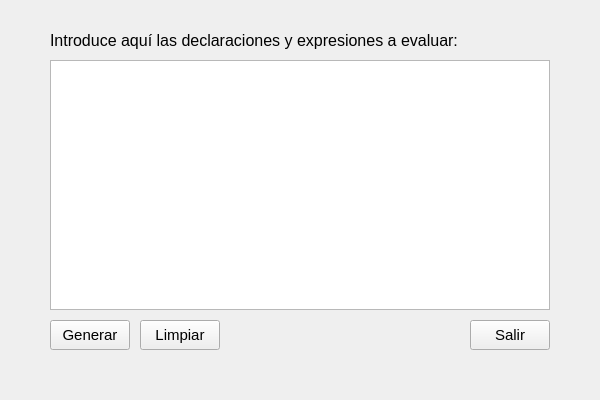
Old version of the form generararchivo.ui in the repository josearg150/AnalizadorSintactico.
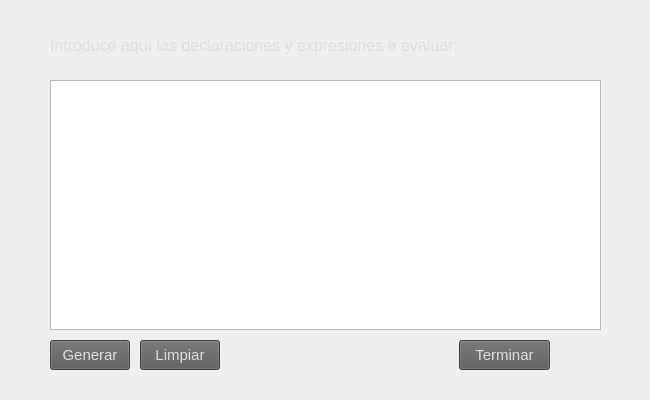
New version of the form.

Diff of the .ui file:
```diff
--- a/generararchivo.ui
+++ b/generararchivo.ui
@@ -6,7 +6,7 @@
    <rect>
     <x>0</x>
     <y>0</y>
-    <width>600</width>
+    <width>650</width>
     <height>400</height>
    </rect>
   </property>
@@ -17,8 +17,8 @@
    <property name="geometry">
     <rect>
      <x>50</x>
-     <y>60</y>
-     <width>500</width>
+     <y>80</y>
+     <width>551</width>
      <height>250</height>
     </rect>
    </property>
@@ -33,7 +33,7 @@
    <property name="geometry">
     <rect>
      <x>140</x>
-     <y>320</y>
+     <y>340</y>
      <width>80</width>
      <height>30</height>
     </rect>
@@ -44,6 +44,9 @@
      <pointsize>11</pointsize>
     </font>
    </property>
+   <property name="styleSheet">
+    <string notr="true">color: #dedede; background-color: #5a5a5a;</string>
+   </property>
    <property name="text">
     <string>Limpiar</string>
    </property>
@@ -51,9 +54,9 @@
   <widget class="QPushButton" name="btnCancelar">
    <property name="geometry">
     <rect>
-     <x>470</x>
-     <y>320</y>
-     <width>80</width>
+     <x>459</x>
+     <y>340</y>
+     <width>91</width>
      <height>30</height>
     </rect>
    </property>
@@ -63,15 +66,18 @@
      <pointsize>11</pointsize>
     </font>
    </property>
+   <property name="styleSheet">
+    <string notr="true">color: #dedede; background-color: #5a5a5a;</string>
+   </property>
    <property name="text">
-    <string>Salir</string>
+    <string>Terminar</string>
    </property>
   </widget>
   <widget class="QPushButton" name="btnGenerar">
    <property name="geometry">
     <rect>
      <x>50</x>
-     <y>320</y>
+     <y>340</y>
      <width>80</width>
      <height>30</height>
     </rect>
@@ -82,6 +88,9 @@
      <pointsize>11</pointsize>
     </font>
    </property>
+   <property name="styleSheet">
+    <string notr="true">color: #dedede; background-color: #5a5a5a;</string>
+   </property>
    <property name="text">
     <string>Generar</string>
    </property>
@@ -91,8 +100,8 @@
     <rect>
      <x>50</x>
      <y>30</y>
-     <width>441</width>
-     <height>21</height>
+     <width>551</width>
+     <height>31</height>
     </rect>
    </property>
    <property name="font">
@@ -104,6 +113,9 @@
      <kerning>true</kerning>
     </font>
    </property>
+   <property name="styleSheet">
+    <string notr="true">color: #dedede;</string>
+   </property>
    <property name="text">
     <string>Introduce aquí las declaraciones y expresiones a evaluar:</string>
    </property>
```
